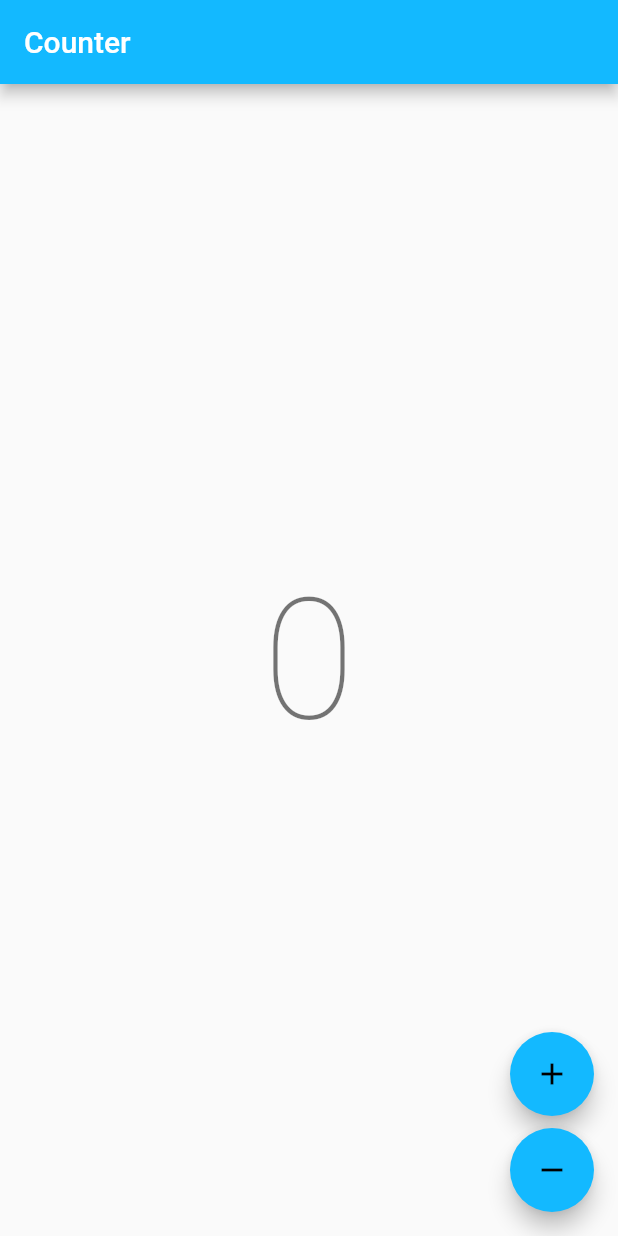
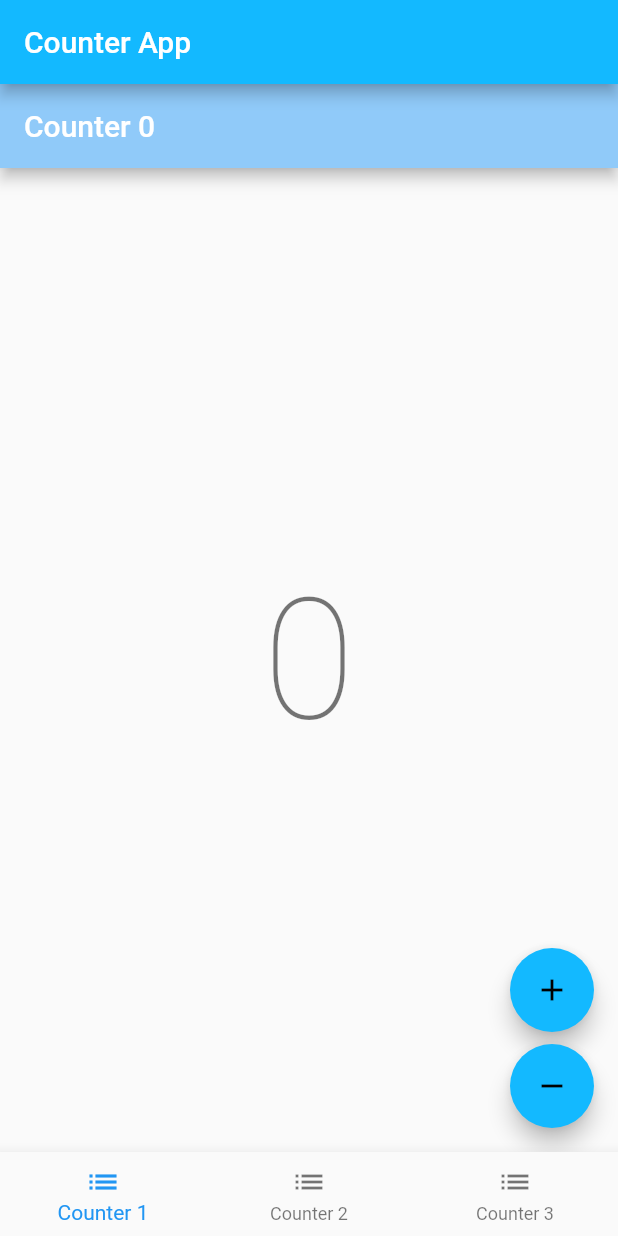
Before and after one commit to JigneshWorld/flutter-counter-example, a Flutter app: the screen it shows after launch, on a phone screen of 412 x 824 dp. Run offline on Flutter 3.47's test engine with Material 2 defaults, Android fonts, the phone set to English and light mode, and no system bars; our stand-ins replace bloc, flutter_bloc; generated files the repository leaves out were written again.

Commit message:
feat: home page with counter tabs (#1)
* refactor: fix lint - directive_ordering

* feat: tab view with 3 counters

* test: fix existing tests

* test: add tests for home tabs page

* test: add home tab cubit tests

* refactor: home tabs with enum

```diff
--- a/lib/app/view/app.dart
+++ b/lib/app/view/app.dart
@@ -6,9 +6,9 @@
 // https://opensource.org/licenses/MIT.
 
 import 'package:flutter/material.dart';
+import 'package:flutter_counter_example/home_tabs/home_tab.dart';
+import 'package:flutter_counter_example/l10n/l10n.dart';
 import 'package:flutter_localizations/flutter_localizations.dart';
-import 'package:flutter_counter_example/counter/counter.dart';
-import 'package:flutter_counter_example/l10n/l10n.dart';
 
 class App extends StatelessWidget {
   const App({Key? key}) : super(key: key);
@@ -27,7 +27,7 @@ class App extends StatelessWidget {
         GlobalMaterialLocalizations.delegate,
       ],
       supportedLocales: AppLocalizations.supportedLocales,
-      home: const CounterPage(),
+      home: const HomeTabsPage(),
     );
   }
 }
--- a/lib/counter/view/counter_page.dart
+++ b/lib/counter/view/counter_page.dart
@@ -8,28 +8,42 @@
 import 'package:flutter/material.dart';
 import 'package:flutter_bloc/flutter_bloc.dart';
 import 'package:flutter_counter_example/counter/counter.dart';
+import 'package:flutter_counter_example/home_tabs/models/home_tab.dart';
 import 'package:flutter_counter_example/l10n/l10n.dart';
 
 class CounterPage extends StatelessWidget {
-  const CounterPage({Key? key}) : super(key: key);
+  const CounterPage({
+    Key? key,
+    required this.tab,
+  }) : super(key: key);
+
+  final HomeTab tab;
 
   @override
   Widget build(BuildContext context) {
+    final l10n = context.l10n;
     return BlocProvider(
       create: (_) => CounterCubit(),
-      child: const CounterView(),
+      child: CounterView(title: l10n.counterTabTitle(tab.index)),
     );
   }
 }
 
 class CounterView extends StatelessWidget {
-  const CounterView({Key? key}) : super(key: key);
+  const CounterView({
+    Key? key,
+    required this.title,
+  }) : super(key: key);
+
+  final String title;
 
   @override
   Widget build(BuildContext context) {
-    final l10n = context.l10n;
     return Scaffold(
-      appBar: AppBar(title: Text(l10n.counterAppBarTitle)),
+      appBar: AppBar(
+        backgroundColor: Theme.of(context).backgroundColor,
+        title: Text(title),
+      ),
       body: const Center(child: CounterText()),
       floatingActionButton: Column(
         mainAxisAlignment: MainAxisAlignment.end,
--- /dev/null
+++ b/lib/home_tabs/cubit/home_tab_cubit.dart
@@ -0,0 +1,10 @@
+import 'package:bloc/bloc.dart';
+import 'package:flutter_counter_example/home_tabs/models/home_tab.dart';
+
+class HomeTabCubit extends Cubit<HomeTab> {
+  HomeTabCubit() : super(HomeTab.counter1);
+
+  void tabChanged(HomeTab newTab) {
+    emit(newTab);
+  }
+}
--- /dev/null
+++ b/lib/home_tabs/home_tab.dart
@@ -0,0 +1 @@
+export 'view/home_tabs_page.dart';
--- /dev/null
+++ b/lib/home_tabs/models/home_tab.dart
@@ -0,0 +1,5 @@
+enum HomeTab {
+  counter1,
+  counter2,
+  counter3,
+}
--- /dev/null
+++ b/lib/home_tabs/view/home_tabs_page.dart
@@ -0,0 +1,51 @@
+import 'package:flutter/material.dart';
+import 'package:flutter_bloc/flutter_bloc.dart';
+import 'package:flutter_counter_example/counter/counter.dart';
+import 'package:flutter_counter_example/home_tabs/cubit/home_tab_cubit.dart';
+import 'package:flutter_counter_example/home_tabs/models/home_tab.dart';
+import 'package:flutter_counter_example/l10n/l10n.dart';
+
+class HomeTabsPage extends StatelessWidget {
+  const HomeTabsPage({Key? key}) : super(key: key);
+
+  @override
+  Widget build(BuildContext context) {
+    return BlocProvider(
+      create: (_) => HomeTabCubit(),
+      child: const HomeTabsView(),
+    );
+  }
+}
+
+class HomeTabsView extends StatelessWidget {
+  const HomeTabsView({Key? key}) : super(key: key);
+
+  @override
+  Widget build(BuildContext context) {
+    final l10n = context.l10n;
+    return Scaffold(
+      appBar: AppBar(title: Text(l10n.counterAppBarTitle)),
+      body: IndexedStack(
+        index: context.select((HomeTabCubit cubit) => cubit.state.index),
+        children: [
+          for (var i = 0; i < HomeTab.values.length; i++)
+            CounterPage(
+              tab: HomeTab.values[i],
+            ),
+        ],
+      ),
+      bottomNavigationBar: BottomNavigationBar(
+        currentIndex: context.select((HomeTabCubit cubit) => cubit.state.index),
+        onTap: (index) =>
+            context.read<HomeTabCubit>().tabChanged(HomeTab.values[index]),
+        items: [
+          for (var i = 0; i < HomeTab.values.length; i++)
+            BottomNavigationBarItem(
+              icon: const Icon(Icons.list),
+              label: l10n.counterTabTitle(i + 1),
+            ),
+        ],
+      ),
+    );
+  }
+}
--- a/lib/l10n/arb/app_en.arb
+++ b/lib/l10n/arb/app_en.arb
@@ -1,7 +1,14 @@
 {
     "@@locale": "en",
-    "counterAppBarTitle": "Counter",
+    "counterAppBarTitle": "Counter App",
     "@counterAppBarTitle": {
         "description": "Text shown in the AppBar of the Counter Page"
+    },
+    "counterTabTitle": "Counter {argument}",
+    "@counterTabTitle": {
+        "description": "Text shown in the Tab of the Counter Page",
+        "placeholders": {
+            "argument": {}
+        }
     }
 }
```
Also changed, not shown: 6 other files.
